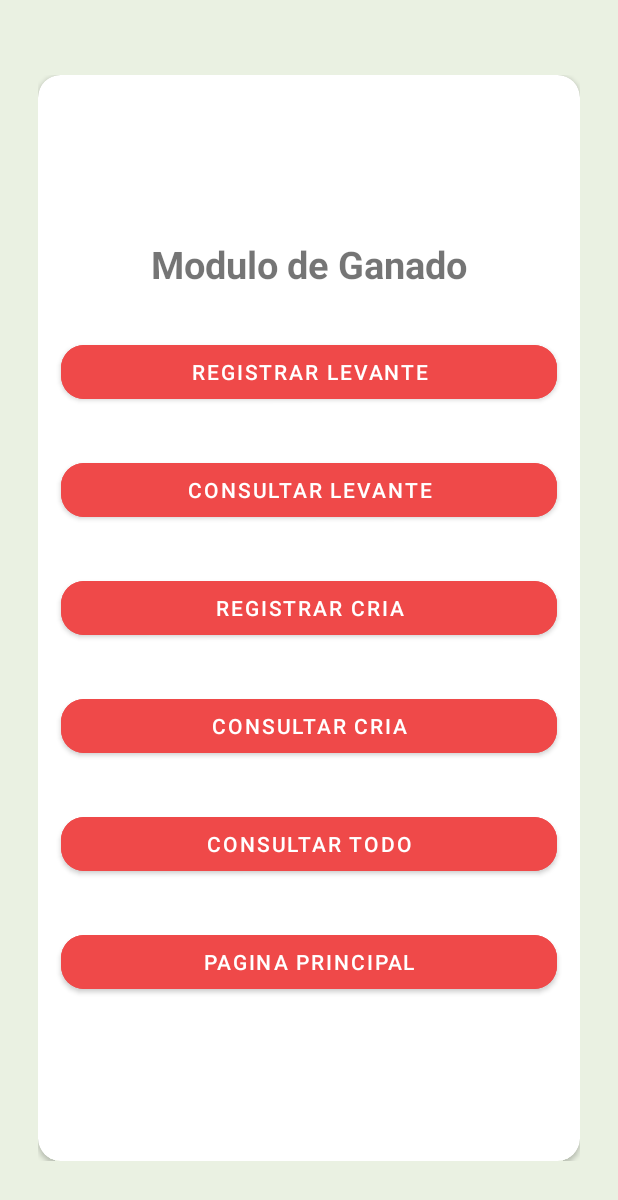
After one commit to JuanPCFdev/LivestockProject, an Android app: the HomeCowActivity screen opened directly, with no data from a screen before it, on a phone screen of 412 x 824 dp. The commit adds this screen. Shown: the top 1200 px of the screen. Run offline under Robolectric (Android 15) with nearby library versions, the phone set to English and light mode, and no system bars; our stand-ins replace Firebase (no records; nobody signed in at launch, a user with empty details on screens opened directly).

Commit message:
adding home page for cows and hidding action bar

```diff
--- a/app/src/main/AndroidManifest.xml
+++ b/app/src/main/AndroidManifest.xml
@@ -15,6 +15,9 @@
         android:theme="@style/Theme.LivestockProject"
         tools:targetApi="31">
         <activity
+            android:name=".ui.Cow.HomeCow.HomeCowActivity"
+            android:exported="false" />
+        <activity
             android:name=".ui.Cow.Consult.ConsultCowsActivity"
             android:exported="false" />
         <activity
@@ -30,7 +33,7 @@
             </intent-filter>
         </activity>
         <activity
-            android:name=".ui.Cow.Register.RegisterCowActivity"
+            android:name=".ui.Cow.Lifting.Register.RegisterCowActivity"
             android:exported="false" />
         <activity
             android:name=".ui.User.Consult.UserActivity"
--- a/app/src/main/java/com/jpdev/livestockproject/ui/Cow/Consult/ConsultCowsActivity.kt
+++ b/app/src/main/java/com/jpdev/livestockproject/ui/Cow/Consult/ConsultCowsActivity.kt
@@ -8,7 +8,8 @@ import com.jpdev.livestockproject.data.network.FirebaseInstance
 import com.jpdev.livestockproject.databinding.ActivityConsultCowsBinding
 import com.jpdev.livestockproject.domain.model.Cattle
 import com.jpdev.livestockproject.ui.Cow.Consult.Adapter.CowAdapter
-import com.jpdev.livestockproject.ui.Cow.Register.RegisterCowActivity
+import com.jpdev.livestockproject.ui.Cow.HomeCow.HomeCowActivity
+import com.jpdev.livestockproject.ui.Cow.Lifting.Register.RegisterCowActivity
 import com.jpdev.livestockproject.ui.Home.HomePageActivity
 
 class ConsultCowsActivity : AppCompatActivity() {
@@ -20,6 +21,7 @@ class ConsultCowsActivity : AppCompatActivity() {
     override fun onCreate(savedInstanceState: Bundle?) {
         super.onCreate(savedInstanceState)
         binding = ActivityConsultCowsBinding.inflate(layoutInflater)
+        supportActionBar?.hide()
         setContentView(binding.root)
         firebaseInstance = FirebaseInstance(this)
 
@@ -32,7 +34,7 @@ class ConsultCowsActivity : AppCompatActivity() {
     private fun initListeners(user:String?,farm:String?){
         getListCows(user,farm)
         binding.btnRegisterCow.setOnClickListener {
-            val intent = Intent(this, RegisterCowActivity::class.java)
+            val intent = Intent(this, HomeCowActivity::class.java)
             intent.putExtra("userKey",user.toString())
             intent.putExtra("farmKey",farm.toString())
             startActivity(intent)
--- /dev/null
+++ b/app/src/main/java/com/jpdev/livestockproject/ui/Cow/HomeCow/HomeCowActivity.kt
@@ -0,0 +1,76 @@
+package com.jpdev.livestockproject.ui.Cow.HomeCow
+
+import android.content.Intent
+import androidx.appcompat.app.AppCompatActivity
+import android.os.Bundle
+import com.jpdev.livestockproject.data.network.FirebaseInstance
+import com.jpdev.livestockproject.databinding.ActivityHomeCowBinding
+import com.jpdev.livestockproject.ui.Cow.Consult.ConsultCowsActivity
+import com.jpdev.livestockproject.ui.Cow.Lifting.Register.RegisterCowActivity
+import com.jpdev.livestockproject.ui.Home.HomePageActivity
+
+class HomeCowActivity : AppCompatActivity() {
+    private lateinit var binding : ActivityHomeCowBinding
+    private lateinit var firebaseInstance: FirebaseInstance
+    override fun onCreate(savedInstanceState: Bundle?) {
+        super.onCreate(savedInstanceState)
+        binding = ActivityHomeCowBinding.inflate(layoutInflater)
+        supportActionBar?.hide()
+        setContentView(binding.root)
+        firebaseInstance = FirebaseInstance(this)
+
+        val key = intent.extras?.getString("userKey")
+        val farmKey = intent.extras?.getString("farmKey")
+
+        initListeners(key,farmKey)
+    }
+
+    private fun initListeners(key:String?,farmKey:String?){
+        //Home
+        binding.btnHomePage.setOnClickListener {
+            val intent = Intent(this,HomePageActivity::class.java)
+            intent.putExtra("userKey",key)
+            intent.putExtra("farmKey",farmKey)
+            startActivity(intent)
+            finish()
+        }
+        //All
+        binding.btnConsultAll.setOnClickListener {
+            val intent = Intent(this,ConsultCowsActivity::class.java) //Consultar todas las vacas
+            intent.putExtra("userKey",key)
+            intent.putExtra("farmKey",farmKey)
+            startActivity(intent)
+            finish()
+        }
+        //Consult
+        binding.btnConsultBreeding.setOnClickListener {
+            val intent = Intent(this,HomePageActivity::class.java) //Consultar Cría
+            intent.putExtra("userKey",key)
+            intent.putExtra("farmKey",farmKey)
+            startActivity(intent)
+            finish()
+        }
+        binding.btnConsultLifting.setOnClickListener {
+            val intent = Intent(this,HomePageActivity::class.java) //Consultar Levante
+            intent.putExtra("userKey",key)
+            intent.putExtra("farmKey",farmKey)
+            startActivity(intent)
+            finish()
+        }
+        //Register
+        binding.btnRegisterBreeding.setOnClickListener {
+            val intent = Intent(this,HomePageActivity::class.java) //Registrar Cría
+            intent.putExtra("userKey",key)
+            intent.putExtra("farmKey",farmKey)
+            startActivity(intent)
+            finish()
+        }
+        binding.btnRegisterLifting.setOnClickListener {
+            val intent = Intent(this,RegisterCowActivity::class.java) //Registrar Levante
+            intent.putExtra("userKey",key)
+            intent.putExtra("farmKey",farmKey)
+            startActivity(intent)
+            finish()
+        }
+    }
+}
--- a/app/src/main/java/com/jpdev/livestockproject/ui/Cow/Register/RegisterCowActivity.kt
+++ b/app/src/main/java/com/jpdev/livestockproject/ui/Cow/Lifting/Register/RegisterCowActivity.kt
@@ -1,4 +1,4 @@
-package com.jpdev.livestockproject.ui.Cow.Register
+package com.jpdev.livestockproject.ui.Cow.Lifting.Register
 
 import android.content.Intent
 import androidx.appcompat.app.AppCompatActivity
@@ -14,6 +14,7 @@ class RegisterCowActivity : AppCompatActivity() {
     override fun onCreate(savedInstanceState: Bundle?) {
         super.onCreate(savedInstanceState)
         binding = ActivityRegisterCowBinding.inflate(layoutInflater)
+        supportActionBar?.hide()
         setContentView(binding.root)
         firebaseInstance = FirebaseInstance(this)
 
--- a/app/src/main/java/com/jpdev/livestockproject/ui/User/Consult/UserActivity.kt
+++ b/app/src/main/java/com/jpdev/livestockproject/ui/User/Consult/UserActivity.kt
@@ -20,6 +20,7 @@ class UserActivity : AppCompatActivity() {
     override fun onCreate(savedInstanceState: Bundle?) {
         super.onCreate(savedInstanceState)
         binding = ActivityUserBinding.inflate(layoutInflater)
+        supportActionBar?.hide()
         setContentView(binding.root)
         firebaseInstance = FirebaseInstance(this)
 
--- a/app/src/main/java/com/jpdev/livestockproject/ui/User/LogIn/LogInActivity.kt
+++ b/app/src/main/java/com/jpdev/livestockproject/ui/User/LogIn/LogInActivity.kt
@@ -21,6 +21,7 @@ class LogInActivity : AppCompatActivity() {
     override fun onCreate(savedInstanceState: Bundle?) {
         super.onCreate(savedInstanceState)
         binding = ActivityLogInBinding.inflate(layoutInflater)
+        supportActionBar?.hide()
         setContentView(binding.root)
 
         firebaseInstance = FirebaseInstance(this)
--- a/app/src/main/java/com/jpdev/livestockproject/ui/User/Register/RegisterUserActivity.kt
+++ b/app/src/main/java/com/jpdev/livestockproject/ui/User/Register/RegisterUserActivity.kt
@@ -22,6 +22,7 @@ class RegisterUserActivity : AppCompatActivity() {
     override fun onCreate(savedInstanceState: Bundle?) {
         super.onCreate(savedInstanceState)
         binding = ActivityRegisterUserBinding.inflate(layoutInflater)
+        supportActionBar?.hide()
         setContentView(binding.root)
         firebaseInstance = FirebaseInstance(this)
         getId()
--- /dev/null
+++ b/app/src/main/res/layout/activity_home_cow.xml
@@ -0,0 +1,91 @@
+<?xml version="1.0" encoding="utf-8"?>
+<FrameLayout xmlns:android="http://schemas.android.com/apk/res/android"
+    xmlns:app="http://schemas.android.com/apk/res-auto"
+    xmlns:tools="http://schemas.android.com/tools"
+    android:layout_width="match_parent"
+    android:layout_height="match_parent"
+    android:background="@color/background_app"
+    android:paddingHorizontal="25dp"
+    android:paddingVertical="50dp"
+    tools:context=".ui.Cow.HomeCow.HomeCowActivity">
+
+    <androidx.cardview.widget.CardView
+        android:layout_width="match_parent"
+        android:layout_height="match_parent"
+        android:background="@color/background_card"
+        app:cardCornerRadius="15dp">
+
+        <LinearLayout
+            android:layout_width="match_parent"
+            android:layout_height="match_parent"
+            android:gravity="center"
+            android:orientation="vertical">
+
+            <TextView
+                android:layout_width="wrap_content"
+                android:layout_height="wrap_content"
+                android:layout_margin="15dp"
+                android:text="Modulo de Ganado"
+                android:textAlignment="center"
+                android:textSize="25sp"
+                android:textStyle="bold" />
+
+            <com.google.android.material.button.MaterialButton
+                android:id="@+id/btnRegisterLifting"
+                android:layout_width="match_parent"
+                android:layout_height="wrap_content"
+                android:layout_margin="15dp"
+                android:backgroundTint="@color/button_red"
+                android:text="Registrar Levante"
+                app:cornerRadius="15dp" />
+
+            <com.google.android.material.button.MaterialButton
+                android:id="@+id/btnConsultLifting"
+                android:layout_width="match_parent"
+                android:layout_height="wrap_content"
+                android:layout_margin="15dp"
+                android:backgroundTint="@color/button_red"
+                android:text="Consultar Levante"
+                app:cornerRadius="15dp" />
+
+            <com.google.android.material.button.MaterialButton
+                android:id="@+id/btnRegisterBreeding"
+                android:layout_width="match_parent"
+                android:layout_height="wrap_content"
+                android:layout_margin="15dp"
+                android:backgroundTint="@color/button_red"
+                android:text="Registrar Cria"
+                app:cornerRadius="15dp" />
+
+            <com.google.android.material.button.MaterialButton
+                android:id="@+id/btnConsultBreeding"
+                android:layout_width="match_parent"
+                android:layout_height="wrap_content"
+                android:layout_margin="15dp"
+                android:backgroundTint="@color/button_red"
+                android:text="Consultar Cria"
+                app:cornerRadius="15dp" />
+
+            <com.google.android.material.button.MaterialButton
+                android:id="@+id/btnConsultAll"
+                android:layout_width="match_parent"
+                android:layout_height="wrap_content"
+                android:layout_margin="15dp"
+                android:backgroundTint="@color/button_red"
+                android:text="Consultar Todo"
+                app:cornerRadius="15dp" />
+
+            <com.google.android.material.button.MaterialButton
+                android:id="@+id/btnHomePage"
+                android:layout_width="match_parent"
+                android:layout_height="wrap_content"
+                android:layout_margin="15dp"
+                android:backgroundTint="@color/button_red"
+                android:text="Pagina principal"
+                app:cornerRadius="15dp" />
+
+        </LinearLayout>
+
+    </androidx.cardview.widget.CardView>
+
+</FrameLayout>
```
Also changed, not shown: app/src/main/res/layout/activity_register_cow.xml (+8 -22 lines).
